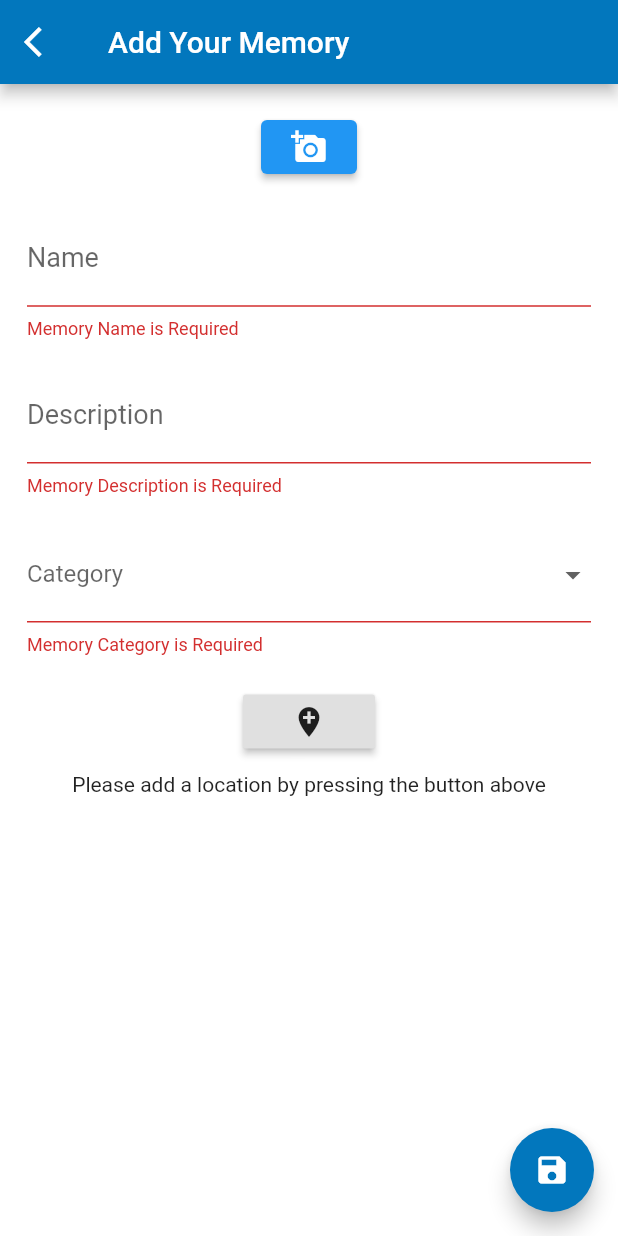
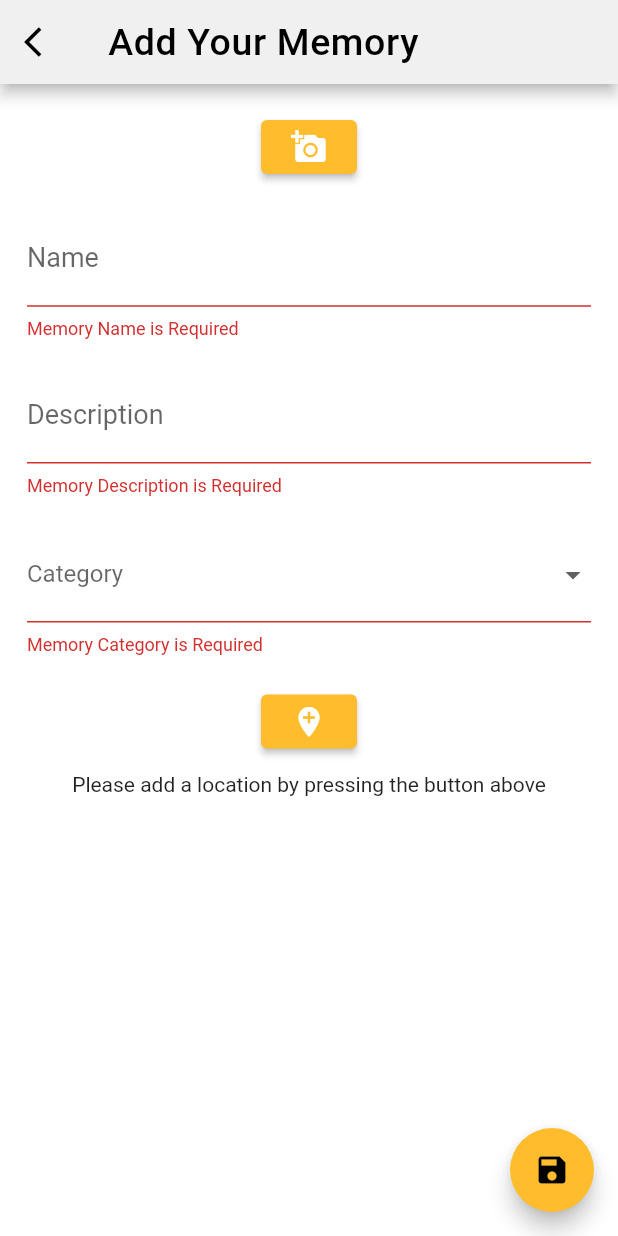
Before and after one commit to JackWangCA/DiaryApp, a Flutter app: the screen it shows after launch, after a tap on the "add" icon, on a phone screen of 412 x 824 dp. Run offline on Flutter 3.47's test engine with Material 2 defaults, Android fonts, the phone set to English and light mode, and no system bars; our stand-ins replace flutter_native_image, geolocator, image_picker, shared_preferences; missing offline and left inert: a package; Roboto replaces fonts that are missing (Hind).

Commit message:
Bug Fixes and new UI style

```diff
--- a/lib/pages/AddMemoryScreen.dart
+++ b/lib/pages/AddMemoryScreen.dart
@@ -44,7 +44,10 @@ class _AddMemoryPageState extends State<AddMemoryPage> {
           icon: Icon(Icons.arrow_back_ios),
           onPressed: () => Navigator.pop(context),
         ),
-        title: Text('Add Your Memory'),
+        title: Text(
+          'Add Your Memory',
+          style: Theme.of(context).textTheme.headline1,
+        ),
       ),
       body: SingleChildScrollView(
         padding: EdgeInsets.all(18.0),
@@ -69,7 +72,7 @@ class _AddMemoryPageState extends State<AddMemoryPage> {
       ),
       //the floating button at the bottom right ofthe screen
       floatingActionButton: FloatingActionButton(
-        backgroundColor: Theme.of(context).primaryColor,
+        backgroundColor: Theme.of(context).accentColor,
         onPressed: () {
           saveMemory();
         },
@@ -93,7 +96,7 @@ class _AddMemoryPageState extends State<AddMemoryPage> {
           ),
           FlatButton(
             padding: EdgeInsets.all(16),
-            color: Theme.of(context).primaryColor,
+            color: Theme.of(context).accentColor,
             child: Text(
               'Change Image',
             ),
@@ -103,10 +106,15 @@ class _AddMemoryPageState extends State<AddMemoryPage> {
       );
     } else {
       return ElevatedButton(
-          onPressed: getImageFromLibrary,
-          child: Icon(
-            Icons.add_a_photo,
-          ));
+        onPressed: getImageFromLibrary,
+        child: Icon(
+          Icons.add_a_photo,
+        ),
+        style: ButtonStyle(
+          backgroundColor:
+              MaterialStateProperty.all(Theme.of(context).accentColor),
+        ),
+      );
     }
   }
 
@@ -128,6 +136,9 @@ class _AddMemoryPageState extends State<AddMemoryPage> {
       validator: (String value) {
         if (value.isEmpty) {
           return 'Memory Name is Required';
+        }
+        if (value.length < 3 || value.length > 20) {
+          return 'Try to keep the length of the name between 3 and 20 letters';
         }
 
         return null;
@@ -204,12 +215,18 @@ class _AddMemoryPageState extends State<AddMemoryPage> {
     return Column(
       // ignore: deprecated_member_use
       children: [
-        RaisedButton(
+        ElevatedButton(
           onPressed: () {
             getLocation();
             print('get location is called');
           },
-          child: Icon(Icons.add_location),
+          child: Icon(
+            Icons.add_location,
+          ),
+          style: ButtonStyle(
+            backgroundColor:
+                MaterialStateProperty.all(Theme.of(context).accentColor),
+          ),
         ),
         locationHintText(),
       ],
--- a/lib/pages/MainScreen.dart
+++ b/lib/pages/MainScreen.dart
@@ -31,11 +31,14 @@ class _MainScreenPageState extends State<MainScreenPage> {
   Widget build(BuildContext context) {
     return Scaffold(
       appBar: AppBar(
-        title: Text('Memories'),
+        title: Text(
+          'Memories',
+          style: Theme.of(context).textTheme.headline1,
+        ),
       ),
       body: memoryList.isEmpty ? emptyList() : listView(),
       floatingActionButton: FloatingActionButton(
-        backgroundColor: Theme.of(context).primaryColor,
+        backgroundColor: Theme.of(context).accentColor,
         onPressed: () {
           Navigator.of(context).push(
             MaterialPageRoute(builder: (BuildContext context) {
@@ -72,8 +75,11 @@ class _MainScreenPageState extends State<MainScreenPage> {
 
   Widget buildItem(Memory memory, int index) {
     Memory memory = memoryList[index];
-    var _img64 = base64Decode(memory.memoryImage);
-    var currentImage = Image.memory(_img64);
+    var _img64;
+    if (memory.memoryImage != null) {
+      _img64 = base64Decode(memory.memoryImage);
+    } //this decodes the image into bytes}
+
     return GestureDetector(
       onTap: () {
         Navigator.push(
@@ -126,12 +132,11 @@ class _MainScreenPageState extends State<MainScreenPage> {
                     child: Image(
                       height: 180.0,
                       width: 400.0,
-                      // image: AssetImage('assets/no_image.jpg'),
                       image: memory.memoryImage == null
-                          ? AssetImage('assets/no_image.jpg')
+                          ? AssetImage(
+                              'assets/no_image.jpg') //if the user provides no image
                           : MemoryImage(_img64),
                       fit: BoxFit.cover,
-                      //need fixing
                     ),
                   ),
                   Positioned(
@@ -142,12 +147,7 @@ class _MainScreenPageState extends State<MainScreenPage> {
                       children: [
                         Text(
                           memory.memoryName,
-                          style: TextStyle(
-                            color: Colors.white,
-                            fontSize: 24.0,
-                            fontWeight: FontWeight.bold,
-                            letterSpacing: 1.1,
-                          ),
+                          style: Theme.of(context).textTheme.bodyText1,
                         ),
                       ],
                     ),
--- a/lib/pages/MemoryDetail.dart
+++ b/lib/pages/MemoryDetail.dart
@@ -18,6 +18,12 @@ class _MemoryDetailScreenState extends State<MemoryDetailScreen> {
 
   @override
   Widget build(BuildContext context) {
-    return Scaffold();
+    return Scaffold(
+      appBar: AppBar(
+          title: Text(
+        widget.memory.memoryName,
+        style: Theme.of(context).textTheme.headline1,
+      )),
+    );
   }
 }
--- a/lib/theme/MyTheme.dart
+++ b/lib/theme/MyTheme.dart
@@ -3,11 +3,27 @@ import 'package:flutter/material.dart';
 class MyTheme {
   static final lightTheme = ThemeData(
     scaffoldBackgroundColor: Colors.white,
-    primaryColor: Colors.lightBlue[800],
-    accentColor: Colors.cyan[600],
+    primaryColor: Color(0xFFF0F0F0),
+    accentColor: Color(0xFFFFBD2E),
     textTheme: TextTheme(
-      headline1: TextStyle(fontSize: 72.0, fontWeight: FontWeight.bold),
-      headline6: TextStyle(fontSize: 36.0, fontStyle: FontStyle.italic),
+      bodyText1: TextStyle(
+          color: Colors.white,
+          fontSize: 24.0,
+          fontWeight: FontWeight.bold,
+          letterSpacing: 1.1,
+          backgroundColor: Colors.black54),
+      headline1: TextStyle(
+        fontSize: 25.0,
+        fontWeight: FontWeight.w500,
+        color: Colors.black,
+        letterSpacing: 0.4,
+        // fontFamily: 'SanFrancisco',
+      ),
+      headline6: TextStyle(
+        fontSize: 36.0,
+        fontStyle: FontStyle.italic,
+        // fontFamily: 'SanFrancisco',
+      ),
       bodyText2: TextStyle(fontSize: 14.0, fontFamily: 'Hind'),
     ),
   );
--- a/pubspec.yaml
+++ b/pubspec.yaml
@@ -66,7 +66,11 @@ flutter:
   # "family" key with the font family name, and a "fonts" key with a
   # list giving the asset and other descriptors for the font. For
   # example:
-  # fonts:
+  fonts:
+    - family: SanFrancisco
+      fonts:
+        - asset: font/SanFrancisco-Bold.otf
+        - weight: 700
   #   - family: Schyler
   #     fonts:
   #       - asset: fonts/Schyler-Regular.ttf
```
Also changed, not shown: font/SanFrancisco-Bold.otf (added).
